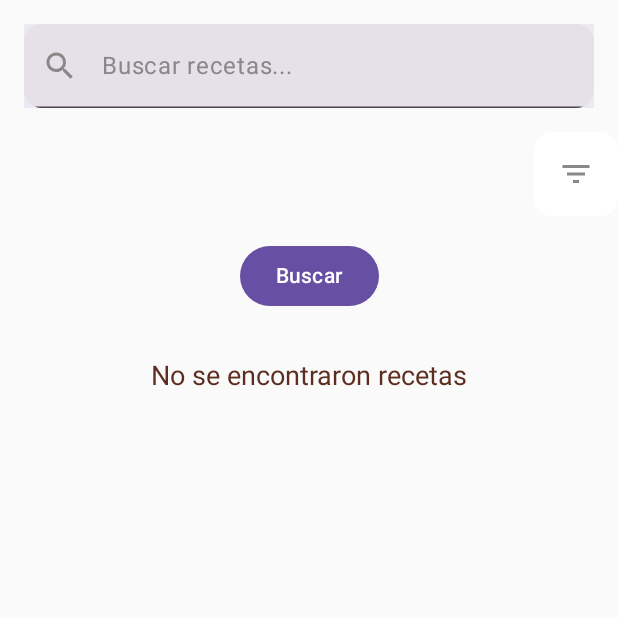
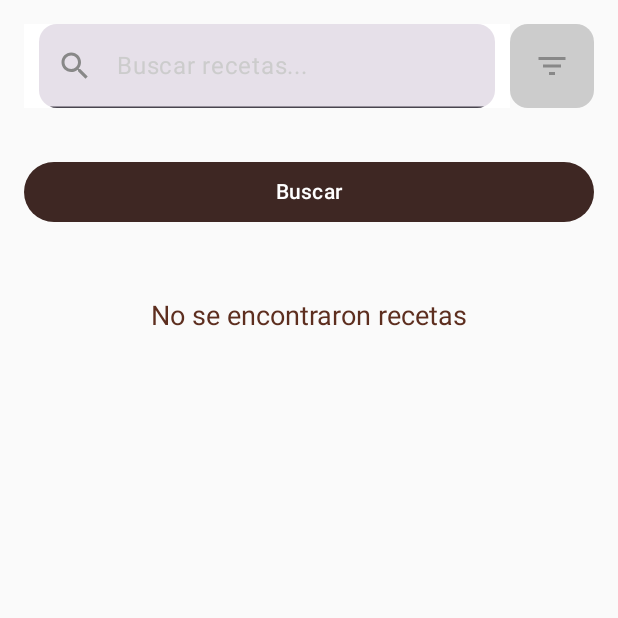
Before and after one commit to AngelAguilar21/Recetario_Proyecto, an Android app built with Jetpack Compose: the HomeScreen screen opened through its navigation route, after a tap on "Buscar recetas...", on a phone screen of 412 x 824 dp, the top half of it. Run offline under Robolectric (Android 15) with nearby library versions, the phone set to English and light mode, and no system bars; pictures from the network do not load.

Commit message:
feat(category): implementar pantalla de categorías y ajustes de UI
Se ha implementado la pantalla `CategoryScreen` que muestra las recetas correspondientes a una categoría específica.

**Cambios principales:**

- **Nueva pantalla `CategoryScreen.kt`:**
    - Muestra el nombre de la categoría como título.
    - Utiliza `MealViewModel` para obtener las recetas de la categoría.
    - Presenta las recetas en una `LazyColumn` con imagen y nombre.
    - Permite navegar a la pantalla de detalle de la receta al hacer clic en una de ellas.
    - Incluye un botón de retroceso y la barra de navegación inferior.
    - Muestra un indicador de carga mientras se obtienen las recetas.

- **Ajustes en `searchScreen.kt`:**
    - Se ha modificado el diseño para que la barra de búsqueda y el icono de filtro estén en una misma fila.
    - La barra de búsqueda ahora ocupa el espacio restante en la fila.
    - Se ha cambiado el color de fondo del botón "Buscar" a `BrownDark` y el color del texto a blanco.
    - Los resultados de la búsqueda ahora se muestran en una `LazyColumn` en lugar de una `LazyRow`.
    - Se ha mejorado el espaciado en el título "Resultados de la búsqueda".
    - Se ha añadido funcionalidad al diálogo de filtros para aplicar el filtro por categoría.

- **Ajustes en `header.kt`:**
    - La barra de búsqueda ahora tiene un fondo blanco, bordes redondeados y un borde gris.

- **Ajustes en `sect_categories.kt`:**
    - Se ha cambiado `Arrangement.spacedBy` a `Arrangement.SpaceBetween` en la `LazyRow` de categorías para una mejor distribución.

- **Añadido color `BrownDark`:**
    - Se ha definido el color `BrownDark` en `colors.xml` para ser utilizado en la UI.

- **Importaciones:**
    - Se ha añadido la importación de `MealViewModel` en `Navegation.kt`.

```diff
--- a/app/src/main/java/com/example/recipescomp/navegation/Navegation.kt
+++ b/app/src/main/java/com/example/recipescomp/navegation/Navegation.kt
@@ -10,7 +10,6 @@ import androidx.lifecycle.viewmodel.compose.viewModel
 import androidx.navigation.compose.NavHost
 import androidx.navigation.compose.composable
 import androidx.navigation.compose.rememberNavController
-import com.example.recipescomp.resourcesApi.MealViewModel
 import com.example.recipescomp.screens.home.HomeScreen
 import com.example.recipescomp.screens.Inicio_Login
 import com.example.recipescomp.auth.Registrarse
@@ -19,6 +18,7 @@ import com.example.recipescomp.screens.*
 import com.example.recipescomp.screens.category.CategoryScreen
 import com.example.recipescomp.screens.home.SearchScreen
 import com.example.recipescomp.screens.shoppingList.*
+import com.example.recipescomp.resourcesApi.MealViewModel
 
 
 
--- a/app/src/main/java/com/example/recipescomp/screens/home/header.kt
+++ b/app/src/main/java/com/example/recipescomp/screens/home/header.kt
@@ -2,20 +2,16 @@ package com.example.recipescomp.screens.home
 
 
 import androidx.compose.foundation.background
+import androidx.compose.foundation.border
 import androidx.compose.foundation.clickable
 import androidx.compose.foundation.layout.*
 import androidx.compose.foundation.shape.CircleShape
 import androidx.compose.foundation.shape.RoundedCornerShape
 import androidx.compose.material.icons.Icons
-import androidx.compose.material.icons.filled.FormatListNumbered
 import androidx.compose.material.icons.filled.Person
 import androidx.compose.material.icons.filled.Search
 import androidx.compose.material3.*
 import androidx.compose.runtime.Composable
-import androidx.compose.runtime.getValue
-import androidx.compose.runtime.mutableStateOf
-import androidx.compose.runtime.remember
-import androidx.compose.runtime.setValue
 import androidx.compose.ui.Alignment
 import androidx.compose.ui.Modifier
 import androidx.compose.ui.draw.clip
@@ -28,9 +24,6 @@ import com.example.recipescomp.ui.theme.BrownDark
 
 @Composable
 fun HeaderSection(navController: NavController) {
-    var busqueda by remember { mutableStateOf("") }
-    // 🟫 ENCABEZADO PRINCIPAL - Parte marrón superior
-
     Box(
         modifier = Modifier
             .fillMaxWidth()
@@ -93,7 +86,11 @@ fun HeaderSection(navController: NavController) {
                     .clickable {
                     // Al hacer clic, navegamos a la pantalla de búsqueda
                     navController.navigate("search")
-                    },
+                    }
+                    .padding(10.dp)
+                    .background(Color.White, shape = RoundedCornerShape(16.dp))
+                    .height(50.dp)
+                    .border(2.dp, Color.Gray, RoundedCornerShape(16.dp)),
                 verticalAlignment = Alignment.CenterVertically
             ) {
                 Icon(
--- a/app/src/main/java/com/example/recipescomp/screens/home/searchScreen.kt
+++ b/app/src/main/java/com/example/recipescomp/screens/home/searchScreen.kt
@@ -6,7 +6,7 @@ import androidx.compose.foundation.Image
 import androidx.compose.foundation.background
 import androidx.compose.foundation.clickable
 import androidx.compose.foundation.layout.*
-import androidx.compose.foundation.lazy.LazyRow
+import androidx.compose.foundation.lazy.LazyColumn
 import androidx.compose.foundation.lazy.items
 import androidx.compose.foundation.shape.RoundedCornerShape
 import androidx.compose.material.icons.Icons
@@ -44,11 +44,19 @@ fun SearchScreen(navController: NavController, viewModel: MealViewModel) {
                 bottom = WindowInsets.navigationBars.asPaddingValues().calculateBottomPadding()
             )
     ) {
-        // Campo de texto para ingresar la búsqueda
+        // Fila que contiene la barra de búsqueda y el icono de filtro
+        Row(
+            modifier = Modifier
+                .fillMaxWidth()
+                .padding(16.dp),
+            horizontalArrangement = Arrangement.SpaceBetween,
+            verticalAlignment = Alignment.CenterVertically
+        ) {
+            // Barra de búsqueda
             TextField(
                 value = searchQuery.value,
                 onValueChange = { searchQuery.value = it },
-            placeholder = { Text("Buscar recetas...", color = Color.Gray) },
+                placeholder = { Text("Buscar recetas...", color = Color.LightGray) },
                 leadingIcon = {
                     Icon(
                         Icons.Default.Search,
@@ -58,21 +66,18 @@ fun SearchScreen(navController: NavController, viewModel: MealViewModel) {
                 },
                 shape = RoundedCornerShape(12.dp),
                 modifier = Modifier
-                .fillMaxWidth()
-                .padding(16.dp)
-                .background(MaterialTheme.colorScheme.primary.copy(alpha = 0.1f)),
+                    .weight(1f)  // Esto asegura que ocupe el espacio restante en la fila
+                    .background(Color.White)
+                    .padding(horizontal = 10.dp),
                 textStyle = MaterialTheme.typography.bodyLarge
             )
 
             // Icono de filtro
             IconButton(
-            onClick = {
-                showFilterDialog.value = true  // Muestra el cuadro de diálogo de filtros
-            },
+                onClick = { showFilterDialog.value = true },
                 modifier = Modifier
                     .size(56.dp)
-                .background(Color.White, RoundedCornerShape(12.dp))
-                .align(Alignment.End)
+                    .background(Color.LightGray, RoundedCornerShape(12.dp))
                     .padding(8.dp)
             ) {
                 Icon(
@@ -81,36 +86,43 @@ fun SearchScreen(navController: NavController, viewModel: MealViewModel) {
                     tint = Color.Gray
                 )
             }
-
-        // Mostrar filtros en un cuadro de diálogo
-        if (showFilterDialog.value) {
-            FilterDialog(onDismiss = { showFilterDialog.value = false }, onApplyFilters = { category ->
-                // Aplica el filtro (en este caso, por categoría)
-                viewModel.fetchMealsByCategory(category)
-                showFilterDialog.value = false
-            })
         }
 
         // Botón de búsqueda
         Button(
             onClick = { viewModel.searchMeals(searchQuery.value.text) },
             modifier = Modifier
+                .fillMaxWidth()
                 .padding(16.dp)
-                .align(Alignment.CenterHorizontally)
+                .align(Alignment.CenterHorizontally),
+            colors = ButtonDefaults.buttonColors(
+                containerColor = Color(0xFF3E2723), // Cambia el color de fondo del botón
+                contentColor = Color.White // Cambia el color del texto del botón
+            )
         ) {
             Text("Buscar")
         }
 
+        // Mostrar el cuadro de diálogo de filtros
+        if (showFilterDialog.value) {
+            FilterDialog(onDismiss = { showFilterDialog.value = false }, onApplyFilters = { category ->
+                // Aplicamos el filtro
+                viewModel.fetchMealsByCategory(category) // Actualiza las recetas según la categoría seleccionada
+                showFilterDialog.value = false
+            })
+        }
+
         // Mostrar resultados de la búsqueda
         if (meals.isNotEmpty()) {
-            LazyRow(
+            LazyColumn(
                 contentPadding = PaddingValues(horizontal = 16.dp),
-                horizontalArrangement = Arrangement.spacedBy(12.dp)
+                verticalArrangement = Arrangement.spacedBy(12.dp)
             ) {
                 items(meals) { meal ->
                     Box(
                         modifier = Modifier
-                            .size(160.dp)
+                            .fillMaxWidth()
+                            .aspectRatio(1f)
                             .shadow(6.dp, shape = RoundedCornerShape(20.dp))
                             .clip(RoundedCornerShape(16.dp))
                             .clickable {
@@ -150,12 +162,11 @@ fun SearchScreen(navController: NavController, viewModel: MealViewModel) {
                 color = BrownDark,
                 modifier = Modifier
                     .align(Alignment.CenterHorizontally)
-                    .padding(16.dp)
+                    .padding(16.dp, 32.dp)  // Aumenté el padding superior e inferior para un mejor espaciado
             )
         }
     }
 }
-
 @Composable
 fun FilterDialog(onDismiss: () -> Unit, onApplyFilters: (String) -> Unit) {
     var selectedCategory by remember { mutableStateOf("Desayuno") }
@@ -165,6 +176,7 @@ fun FilterDialog(onDismiss: () -> Unit, onApplyFilters: (String) -> Unit) {
         title = { Text("Filtrar por categoría") },
         text = {
             Column {
+                // Lista de categorías para elegir
                 val categories = listOf("Desayuno", "Postre", "Almuerzo", "Bebida", "Saludable")
                 categories.forEach { category ->
                     Row(
@@ -173,7 +185,7 @@ fun FilterDialog(onDismiss: () -> Unit, onApplyFilters: (String) -> Unit) {
                             .fillMaxWidth()
                             .padding(8.dp)
                             .clickable {
-                                selectedCategory = category
+                                selectedCategory = category // Seleccionar la categoría
                             }
                     ) {
                         RadioButton(
@@ -189,8 +201,8 @@ fun FilterDialog(onDismiss: () -> Unit, onApplyFilters: (String) -> Unit) {
         confirmButton = {
             TextButton(
                 onClick = {
-                    onApplyFilters(selectedCategory)
-                    onDismiss()
+                    onApplyFilters(selectedCategory) // Aplica el filtro con la categoría seleccionada
+                    onDismiss() // Cierra el cuadro de diálogo
                 }
             ) {
                 Text("Aplicar")
@@ -198,7 +210,7 @@ fun FilterDialog(onDismiss: () -> Unit, onApplyFilters: (String) -> Unit) {
         },
         dismissButton = {
             TextButton(onClick = onDismiss) {
-                Text("Cancelar")
+                Text("Cancelar") // Cancela el filtro
             }
         }
     )
--- a/app/src/main/java/com/example/recipescomp/screens/home/sect_categories.kt
+++ b/app/src/main/java/com/example/recipescomp/screens/home/sect_categories.kt
@@ -45,7 +45,7 @@ fun CategoriesSection(navController: NavController) {
     )
 
     LazyRow(
-        horizontalArrangement = Arrangement.spacedBy(12.dp),
+        horizontalArrangement = Arrangement.SpaceBetween,
         contentPadding = PaddingValues(horizontal = 16.dp),
         modifier = Modifier.fillMaxWidth()
     ) {
--- a/app/src/main/res/values/colors.xml
+++ b/app/src/main/res/values/colors.xml
@@ -7,4 +7,5 @@
     <color name="teal_700">#FF018786</color>
     <color name="black">#FF000000</color>
     <color name="white">#FFFFFFFF</color>
+    val BrownDark = Color(0xFF3E2723)
 </resources>
```
Also changed, not shown: app/src/main/java/com/example/recipescomp/screens/category/categoryScreem.kt (added, +141 -0 lines). Lines whose indentation alone changed are shown as unchanged.
